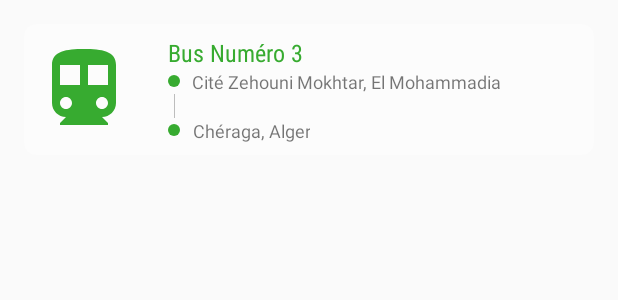
After one commit to nounoubensebia/archidni, an Android app: the layout item_line.xml on its own in the app's theme, with its tools: preview values and no code run, on a phone screen of 412 x 824 dp. The commit adds this screen. Shown: the top 300 px of the screen. Run offline under Robolectric (Android 15) with nearby library versions, the light colour scheme and no system bars.

Commit message:
adding lines to main activity list

```diff
--- a/app/src/main/java/com/archidni/archidni/Data/Lines/LinesOnlineDataStore.java
+++ b/app/src/main/java/com/archidni/archidni/Data/Lines/LinesOnlineDataStore.java
@@ -77,7 +77,7 @@ public class LinesOnlineDataStore {
                         TransportMean transportMean = TransportMean.allTransportMeans.get(
                           jsonObject.getInt("transport_mode_id")-1
                         );
-                        Line line = new Line(id,transportMean,sections);
+                        Line line = new Line(id,name,transportMean,sections);
                         lines.add(line);
                     }
                     onSearchCompleted.onLinesFound(lines);
--- /dev/null
+++ b/app/src/main/res/drawable/ic_circle_transport_mean_2.xml
@@ -0,0 +1,10 @@
+<?xml version="1.0" encoding="utf-8"?>
+<!-- Background circle for the magnitude value -->
+<shape xmlns:android="http://schemas.android.com/apk/res/android"
+    android:shape="oval">
+    <solid android:color="@color/colorPrimary" />
+    <size
+        android:width="8dp"
+        android:height="8dp" />
+    <corners android:radius="8dp" />
+</shape>
--- /dev/null
+++ b/app/src/main/res/layout/item_line.xml
@@ -0,0 +1,81 @@
+<?xml version="1.0" encoding="utf-8"?>
+<LinearLayout xmlns:android="http://schemas.android.com/apk/res/android"
+    xmlns:app="http://schemas.android.com/apk/res-auto"
+    android:orientation="horizontal"
+    android:id="@+id/container"
+    android:paddingTop="16dp"
+    android:layout_width="match_parent"
+    android:layout_height="wrap_content">
+    <LinearLayout
+        android:background="@drawable/shape_rect_white_rounded__8dp"
+        android:layout_gravity="center"
+        android:layout_marginLeft="16dp"
+        android:layout_marginRight="16dp"
+        android:orientation="horizontal"
+        android:layout_width="match_parent"
+        android:layout_height="wrap_content">
+
+        <ImageView
+            android:layout_gravity="center"
+            android:id="@+id/image_transport_mean_icon"
+            app:srcCompat="@drawable/ic_transport_mean_2_enabled"
+            android:layout_width="64dp"
+            android:layout_height="64dp" />
+        <LinearLayout
+            android:layout_gravity="center"
+            android:layout_marginLeft="8dp"
+            android:orientation="vertical"
+            android:layout_width="match_parent"
+            android:layout_height="wrap_content">
+            <TextView
+                android:layout_marginLeft="16dp"
+                android:id="@+id/text_name"
+                android:textColor="@color/colorGreen"
+                android:fontFamily="sans-serif-condensed"
+                android:textSize="16sp"
+                android:text="Bus Numéro 3"
+                android:layout_width="wrap_content"
+                android:layout_height="wrap_content" />
+            <TextView
+                android:layout_marginLeft="16dp"
+                android:id="@+id/text_origin"
+                android:layout_width="wrap_content"
+                android:textSize="12sp"
+                android:gravity="center"
+                android:drawablePadding="8dp"
+                android:drawableLeft="@drawable/ic_circle_transport_mean_2"
+                android:text="Cité Zehouni Mokhtar, El Mohammadia"
+                android:layout_height="wrap_content" />
+            <LinearLayout
+                android:id="@+id/destination_layout"
+                android:orientation="vertical"
+                android:layout_width="match_parent"
+                android:layout_height="wrap_content">
+                <LinearLayout
+                    android:layout_width="wrap_content"
+                    android:orientation="horizontal"
+                    android:layout_height="wrap_content">
+                    <View
+                        android:id="@+id/separation_view"
+                        android:layout_marginLeft="20dp"
+                        android:background="#bdbdbd"
+                        android:layout_width="0.5dp"
+                        android:layout_height="16dp"/>
+
+                </LinearLayout>
+
+                <TextView
+                    android:layout_marginLeft="16dp"
+                    android:id="@+id/text_destination"
+                    android:layout_width="wrap_content"
+                    android:textSize="12sp"
+                    android:gravity="center"
+                    android:drawablePadding="8dp"
+                    android:drawableLeft="@drawable/ic_circle_transport_mean_2"
+                    android:text="Chéraga, Alger"
+                    android:layout_height="wrap_content" />
+            </LinearLayout>
+        </LinearLayout>
+
+    </LinearLayout>
+</LinearLayout>
--- a/app/src/main/res/layout/layout_sliding_up_panel.xml
+++ b/app/src/main/res/layout/layout_sliding_up_panel.xml
@@ -79,5 +79,6 @@
     <android.support.v7.widget.RecyclerView
         android:id="@+id/recyclerView"
         android:layout_width="match_parent"
-        android:layout_height="wrap_content"/>
+        android:layout_marginBottom="16dp"
+        android:layout_height="match_parent"/>
 </LinearLayout>
```
Also changed, not shown: app/src/main/java/com/archidni/archidni/Model/BoundingBox.java (added, +23 -0 lines), app/src/main/java/com/archidni/archidni/Model/Transport/Line.java (+24 -1 lines), app/src/main/java/com/archidni/archidni/Model/Transport/Station.java (+10 -0 lines), app/src/main/java/com/archidni/archidni/Model/Transport/TransportUtils.java (+30 -0 lines), app/src/main/java/com/archidni/archidni/Model/TransportMean.java (+11 -0 lines), app/src/main/java/com/archidni/archidni/Ui/Adapters/LineAdapter.java (added, +95 -0 lines), app/src/main/java/com/archidni/archidni/Ui/Adapters/StationAdapter.java (+9 -0 lines), app/src/main/java/com/archidni/archidni/Ui/Main/MainActivity.java (+33 -11 lines), app/src/main/java/com/archidni/archidni/Ui/Main/MainContract.java (+4 -3 lines), app/src/main/java/com/archidni/archidni/Ui/Main/MainPresenter.java (+41 -4 lines), app/src/main/java/com/archidni/archidni/UiUtils/ArchidniMap.java (+19 -2 lines), app/src/main/java/com/archidni/archidni/UiUtils/ViewUtils.java (+29 -4 lines), app/src/main/res/drawable/ic_circle_transport_mean_0.xml (added, +10 -0 lines), app/src/main/res/drawable/ic_circle_transport_mean_1.xml (added, +10 -0 lines), 1 more files.
